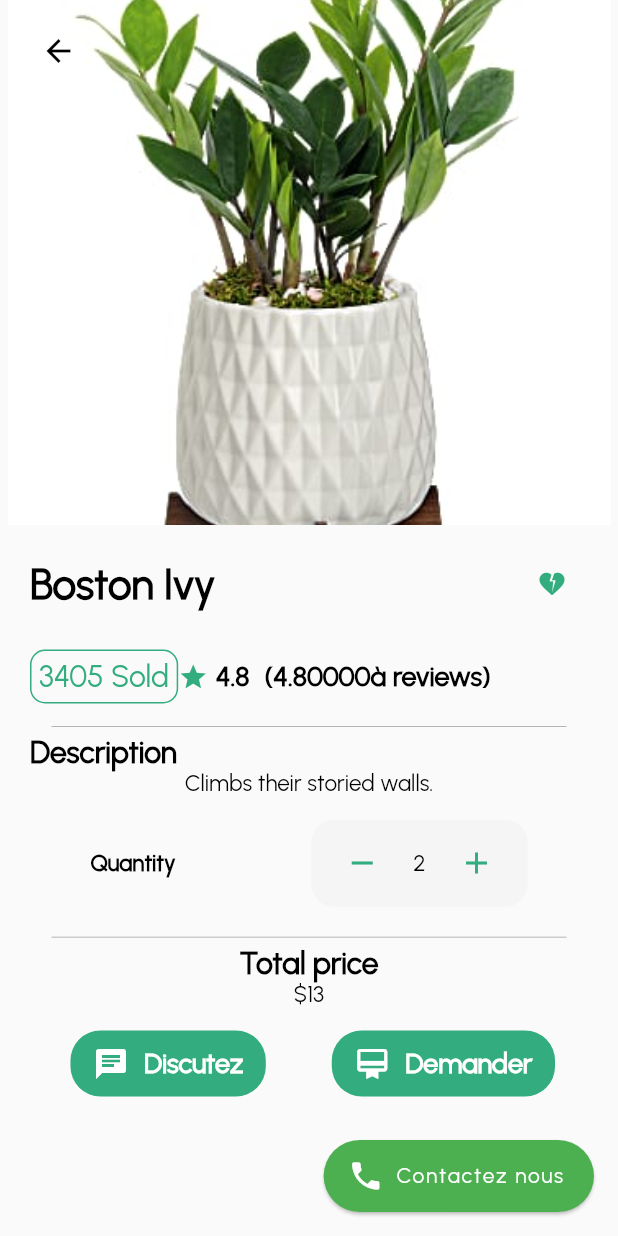
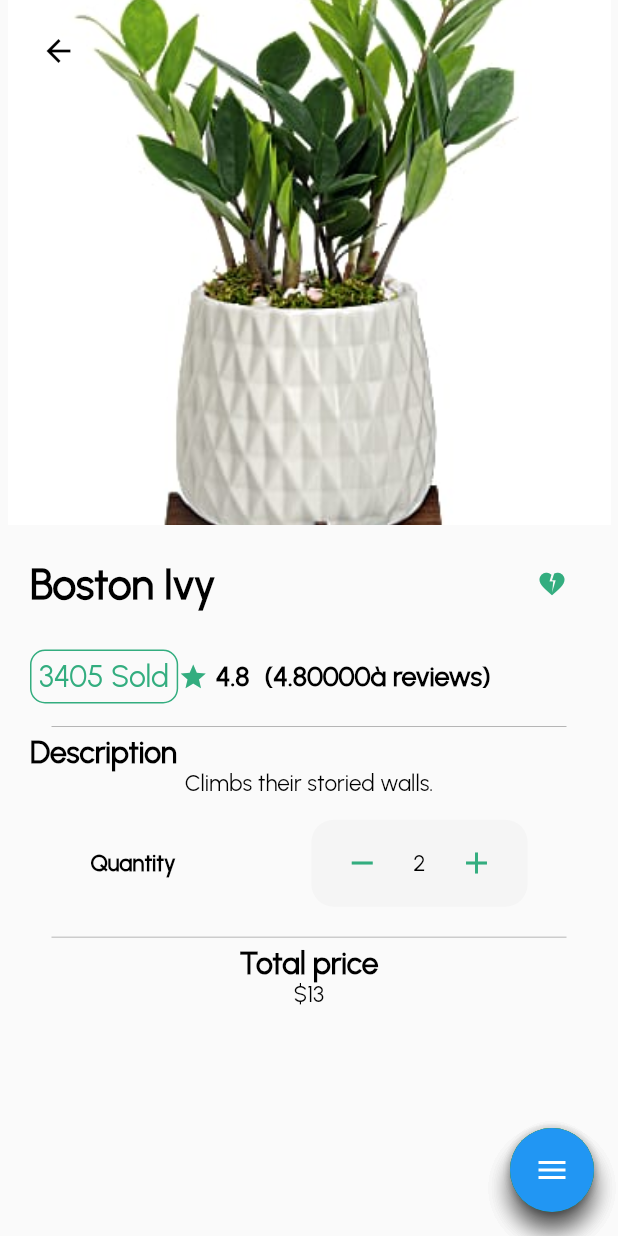
Before and after one commit to arolleaguekeng/Bayarm, a Flutter app: the DetailsCard screen opened directly with sample values from the repository, on a phone screen of 412 x 824 dp. Run offline on Flutter 3.47's test engine with Material 2 defaults, Android fonts, the phone set to English and light mode, and no system bars; our stand-ins replace firebase_core, flutter_svg; accounts and stored records are empty.

Commit message:
details 70%

```diff
--- a/bayarm/lib/screens/product/product_details/product_details_content.dart
+++ b/bayarm/lib/screens/product/product_details/product_details_content.dart
@@ -11,16 +11,134 @@ class DetailsCard extends StatefulWidget {
   State<DetailsCard> createState() => _DetailsCardState();
 }
 
-class _DetailsCardState extends State<DetailsCard> {
+class _DetailsCardState extends State<DetailsCard>
+    with SingleTickerProviderStateMixin {
+  bool isOpenened = false;
+  AnimationController? _animationController;
+  Animation<Color?>? _buttonColor;
+  Animation<double>? _animationIcon;
+  Animation<double>? _translateButton;
+  Curve _curve = Curves.easeOut;
+  double _fabHeight = 56.0;
+  @override
+  void initState() {
+    _animationController = AnimationController(
+      vsync: this,
+      duration: Duration(milliseconds: 500),
+    )..addListener(
+        () {
+          setState(
+            () {},
+          );
+        },
+      );
+    _animationIcon =
+        Tween<double>(begin: 0.0, end: 1.0).animate(_animationController!);
+    _buttonColor = ColorTween(begin: Colors.blue, end: Colors.red).animate(
+      CurvedAnimation(
+        parent: _animationController!,
+        curve: Interval(0.00, 1.00, curve: Curves.linear),
+      ),
+    );
+    _translateButton = Tween<double>(begin: _fabHeight, end: -14.0).animate(
+      CurvedAnimation(
+        parent: _animationController!,
+        curve: Interval(0.0, 0.75, curve: _curve),
+      ),
+    );
+    super.initState();
+  }
+
+  @override
+  void dispose() {
+    _animationController!.dispose();
+    super.dispose();
+  }
+
+  Widget buttonAsk() {
+    return Container(
+      child: FloatingActionButton(
+        onPressed: () {},
+        tooltip: "Ask",
+        child: Icon(
+          Icons.add,
+        ),
+      ),
+    );
+  }
+
+  Widget buttonEdit() {
+    return Container(
+      child: FloatingActionButton(
+        onPressed: () {},
+        tooltip: "Edit",
+        child: Icon(
+          Icons.edit,
+        ),
+      ),
+    );
+  }
+
+  Widget buttonDelete() {
+    return Container(
+      child: FloatingActionButton(
+        onPressed: () {},
+        tooltip: "Delete",
+        child: Icon(
+          Icons.delete,
+        ),
+      ),
+    );
+  }
+
+  Widget buttonToggle() {
+    return Container(
+      child: FloatingActionButton(
+          backgroundColor: _buttonColor!.value,
+          onPressed: animate,
+          tooltip: "Toggle",
+          child: AnimatedIcon(
+            icon: AnimatedIcons.menu_close,
+            progress: _animationIcon!,
+          )),
+    );
+  }
+
+  animate() {
+    if (isOpenened)
+      _animationController!.forward();
+    else
+      _animationController!.reverse();
+
+    setState(() {
+      isOpenened = !isOpenened;
+    });
+  }
+
   @override
   Widget build(BuildContext context) {
     return Scaffold(
       floatingActionButtonLocation: FloatingActionButtonLocation.endFloat,
-      floatingActionButton: FloatingActionButton.extended(
-        elevation: 1,
-        label: Text('Contactez nous'),
-        icon: const Icon(Icons.phone),
-        onPressed: () {},
+      floatingActionButton: Column(
+        mainAxisAlignment: MainAxisAlignment.end,
+        children: [
+          Transform(
+            transform: Matrix4.translationValues(
+                0.0, _translateButton!.value * 3.0, 0.0),
+            child: buttonAsk(),
+          ),
+          Transform(
+            transform: Matrix4.translationValues(
+                0.0, _translateButton!.value * 2.0, 0.0),
+            child: buttonDelete(),
+          ),
+          Transform(
+            transform:
+                Matrix4.translationValues(0.0, _translateButton!.value, 0.0),
+            child: buttonEdit(),
+          ),
+          buttonToggle(),
+        ],
       ),
       body: Container(
         margin: const EdgeInsets.symmetric(horizontal: 5),
@@ -216,78 +334,6 @@ class _DetailsCardState extends State<DetailsCard> {
                   ],
                 ),
               ),
-              Container(
-                margin: const EdgeInsets.symmetric(
-                  vertical: 10,
-                  horizontal: 15,
-                ),
-                child: Row(
-                  mainAxisAlignment: MainAxisAlignment.spaceAround,
-                  children: [
-                    GestureDetector(
-                      onTap: () {},
-                      child: Container(
-                        margin: const EdgeInsets.only(
-                          left: 5,
-                        ),
-                        padding: const EdgeInsets.symmetric(
-                            horizontal: 15, vertical: 10),
-                        decoration: BoxDecoration(
-                          borderRadius: BorderRadius.circular(20),
-                          color: green,
-                        ),
-                        child: Row(
-                          children: [
-                            Icon(
-                              Icons.chat,
-                              color: white,
-                            ),
-                            const SizedBox(
-                              width: 10,
-                            ),
-                            CustumText(
-                              text: 'Discutez',
-                              size: 18,
-                              weight: FontWeight.bold,
-                              color: white,
-                            ),
-                          ],
-                        ),
-                      ),
-                    ),
-                    GestureDetector(
-                      onTap: () {},
-                      child: Container(
-                        padding: const EdgeInsets.symmetric(
-                          horizontal: 15,
-                          vertical: 10,
-                        ),
-                        decoration: BoxDecoration(
-                          borderRadius: BorderRadius.circular(20),
-                          color: green,
-                        ),
-                        child: Row(
-                          children: const [
-                            Icon(
-                              Icons.card_membership,
-                              color: white,
-                            ),
-                            SizedBox(
-                              width: 10,
-                            ),
-                            CustumText(
-                              text: 'Demander',
-                              size: 18,
-                              color: white,
-                              weight: FontWeight.bold,
-                            ),
-                          ],
-                        ),
-                      ),
-                    ),
-                  ],
-                ),
-              ),
             ],
           ),
         ),
```
